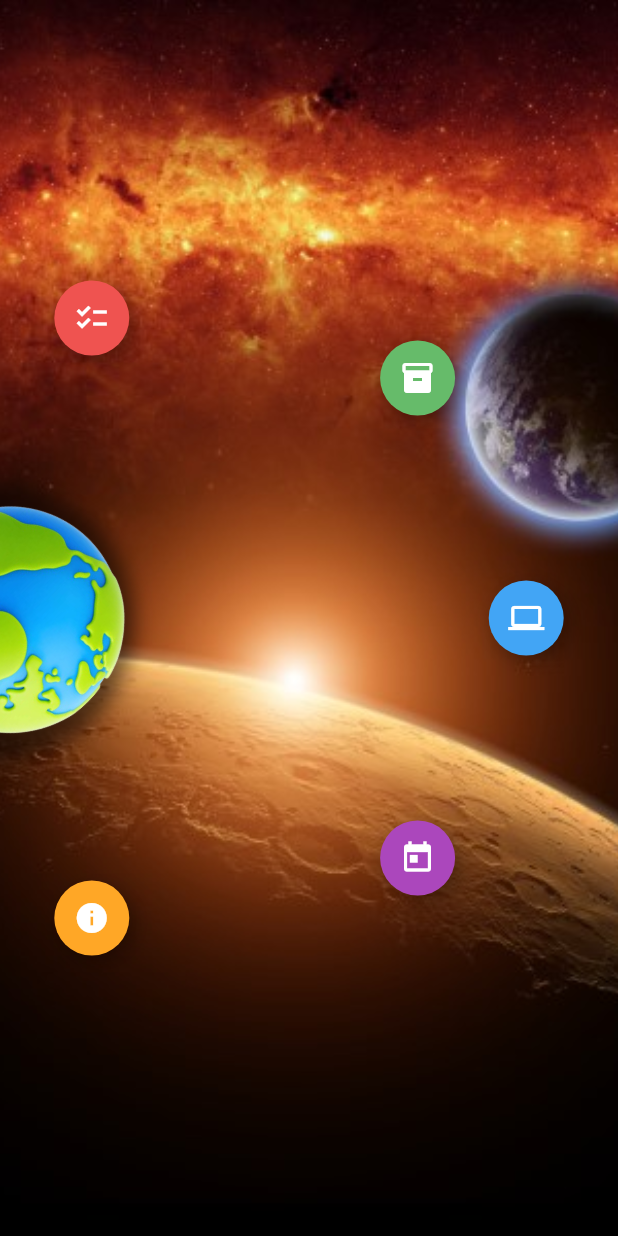
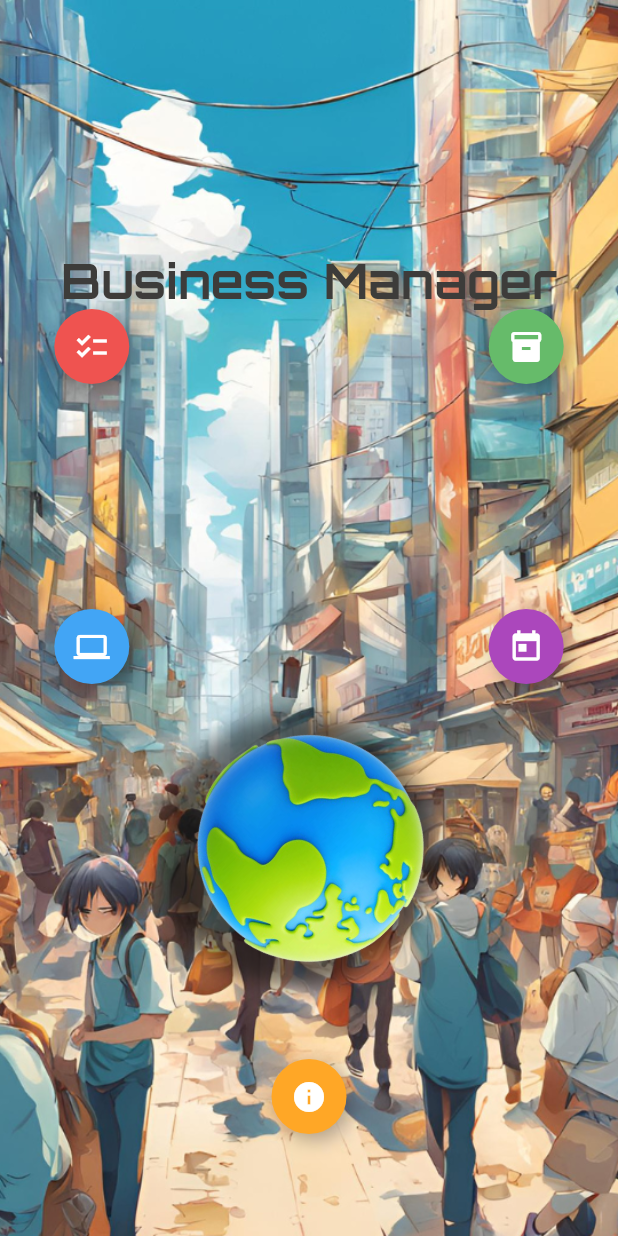
Before and after one commit to MichaelHiszpanski/business_manager, a Flutter app: the screen it shows after launch, after a tap on the "checklist" icon, on a phone screen of 412 x 824 dp. Run offline on Flutter 3.47's test engine with Material 3 defaults, Android fonts, the phone set to English and light mode, and no system bars; our stand-ins replace bloc, equatable, firebase_auth, firebase_core, flutter_bloc, flutter_colorpicker and 10 more; accounts and stored records are empty; generated files the repository leaves out were written again; network calls fail; project files that could hold a hidden picture were left out.

Commit message:
home new layout, image, theme

```diff
--- a/lib/core/theme/typography.dart
+++ b/lib/core/theme/typography.dart
@@ -1,4 +1,7 @@
+import 'package:business_manager/core/theme/colors.dart';
 import 'package:flutter/material.dart';
+
+import 'app_font_family.dart';
 
 TextTheme getTextTheme(Color defaultTextColor) {
   return TextTheme(
@@ -14,11 +17,12 @@ TextTheme getTextTheme(Color defaultTextColor) {
       fontWeight: FontWeight.w500,
       color: defaultTextColor,
     ),
-    headlineLarge: TextStyle(
-      fontSize: 28,
+    headlineLarge:const TextStyle(
+      fontSize: 32,
       height: 1.2,
-      fontWeight: FontWeight.w700,
-      color: defaultTextColor,
+      fontWeight:FontWeight.w800,
+      color:Pallete.colorOne,
+      fontFamily: AppFontFamily.orbitron
     ),
     headlineMedium: TextStyle(
       fontSize: 20,
--- a/lib/core/tools/flutter_helper.dart
+++ b/lib/core/tools/flutter_helper.dart
@@ -3,6 +3,7 @@ import 'package:flutter_gen/gen_l10n/app_localizations.dart';
 import 'package:business_manager/core/tools/constants.dart';
 
 extension BuildContextExtension on BuildContext {
+  TextTheme get text => Theme.of(this).textTheme;
   double get deviceHeight => MediaQuery.of(this).size.height;
 
   double get deviceWidth => MediaQuery.of(this).size.width;
--- a/lib/core/widgets/buttons/custom_side_button_menu/custom_side_button_menu.dart
+++ b/lib/core/widgets/buttons/custom_side_button_menu/custom_side_button_menu.dart
@@ -1,11 +1,9 @@
 import 'dart:math';
 
 import 'package:business_manager/core/widgets/containers/animated_item_container/animated_item_container_side_menu.dart';
-import 'package:business_manager/core/widgets/containers/tooltip/tooltip.dart';
 import 'package:business_manager/main.dart';
 import 'package:business_manager/core/main_utils/app_routes/app_routes.dart';
 import 'package:flutter/material.dart';
-import 'package:flutter_svg/flutter_svg.dart';
 
 class CustomSideButtonMenu extends StatefulWidget {
   const CustomSideButtonMenu({super.key});
@@ -47,11 +45,11 @@ class _CustomSideButtonMenuState extends State<CustomSideButtonMenu>
     _controller.dispose();
   }
 
-  Alignment alignment1 = const Alignment(-1.0, 0.0);
-  Alignment alignment2 = const Alignment(-1.0, 0.0);
-  Alignment alignment3 = const Alignment(-1.0, 0.0);
-  Alignment alignment4 = const Alignment(-1.0, 0.0);
-  Alignment alignment5 = const Alignment(-1.0, 0.0);
+  Alignment alignment1 = const Alignment(0.0, 0.0);
+  Alignment alignment2 = const Alignment(0.0, 0.0);
+  Alignment alignment3 = const Alignment(0.0, 0.0);
+  Alignment alignment4 = const Alignment(0.0, 0.0);
+  Alignment alignment5 = const Alignment(0.0, 0.0);
   double size1 = 50.0;
   double size2 = 50.0;
   double size3 = 80.0;
@@ -125,9 +123,9 @@ class _CustomSideButtonMenuState extends State<CustomSideButtonMenu>
               color: Colors.orange[400] ?? Colors.orange,
             ),
             Align(
-              alignment: Alignment.centerLeft, // Alignment.center,
+              alignment: Alignment.bottomCenter, // Alignment.center,
               child: Transform.translate(
-                offset: const Offset(-85.0, 0.0),
+                offset: const Offset(0.0, 0.0),
                 child: Transform.rotate(
                   angle: _animation.value * pi * (3 / 4),
                   child: AnimatedContainer(
@@ -229,19 +227,19 @@ class _CustomSideButtonMenuState extends State<CustomSideButtonMenu>
         size1 = 50.0;
       });
       Future.delayed(const Duration(milliseconds: 150), () {
-        alignment2 = const Alignment(0.4, -0.8);
+        alignment2 = const Alignment(0.8, -1.0);
         size2 = 50.0;
       });
       Future.delayed(const Duration(milliseconds: 200), () {
-        alignment3 = const Alignment(0.8, 0.0);
+        alignment3 = const Alignment(-0.8, 0.0);
         size3 = 50.0;
       });
       Future.delayed(const Duration(milliseconds: 250), () {
-        alignment4 = const Alignment(0.4, 0.8);
+        alignment4 = const Alignment(0.8, 0.0);
         size3 = 50.0;
       });
       Future.delayed(const Duration(milliseconds: 300), () {
-        alignment5 = const Alignment(-0.8, 1.0);
+        alignment5 = const Alignment(0.0, 1.5);
         size3 = 50.0;
       });
     } else {
@@ -251,10 +249,32 @@ class _CustomSideButtonMenuState extends State<CustomSideButtonMenu>
       Future.delayed(const Duration(milliseconds: 100), () {
         setState(() {
           alignment1 = alignment2 =
-              alignment3 = alignment4 = alignment5 = const Alignment(-1.0, 0.0);
+              alignment3 = alignment4 = alignment5 = const Alignment(0.0, 0.0);
           size1 = size2 = size3 = size4 = size5 = 20.0;
         });
       });
     }
   }
 }
+
+
+// Future.delayed(const Duration(milliseconds: 100), () {
+// alignment1 = const Alignment(-0.8, -1.0);
+// size1 = 50.0;
+// });
+// Future.delayed(const Duration(milliseconds: 150), () {
+// alignment2 = const Alignment(0.4, -0.8);
+// size2 = 50.0;
+// });
+// Future.delayed(const Duration(milliseconds: 200), () {
+// alignment3 = const Alignment(0.8, 0.0);
+// size3 = 50.0;
+// });
+// Future.delayed(const Duration(milliseconds: 250), () {
+// alignment4 = const Alignment(0.4, 0.8);
+// size3 = 50.0;
+// });
+// Future.delayed(const Duration(milliseconds: 300), () {
+// alignment5 = const Alignment(-0.8, 1.0);
+// size3 = 50.0;
+// });
--- a/lib/feature/services/work_manager/bloc/work_manager_bloc.dart
+++ b/lib/feature/services/work_manager/bloc/work_manager_bloc.dart
@@ -73,7 +73,6 @@ class WorkManagerBloc extends Bloc<WorkManagerEvent, WorkManagerState> {
       ];
       await box.put(
           HiveWorkManagerProperties.TO_WORK_MANAGER_DATA_KEY, updatedHiveList);
-      print('New meeting stored in Hive: $updatedHiveList');
     }
   }
 
@@ -107,7 +106,7 @@ class WorkManagerBloc extends Bloc<WorkManagerEvent, WorkManagerState> {
 
   FutureOr<void> _onDisplayEvents(
       DisplayMeetingEvent event, Emitter<WorkManagerState> emit) async {
-    print('Reached _onDisplayEvents');
+
     Box box =
         await Hive.openBox(HiveWorkManagerProperties.TO_WORK_MANAGER_DATA_BOX);
 
@@ -120,11 +119,9 @@ class WorkManagerBloc extends Bloc<WorkManagerEvent, WorkManagerState> {
       return;
     }
 
-
     List<WorkManagerHive> hiveDataList =
         getExistingHiveData.cast<WorkManagerHive>();
 
-      print('Retrieved data from Hive: $hiveDataList');
     meetingsFromHive = hiveDataList.map((hiveItem) {
       return Meeting(
         hiveItem.eventName,
@@ -136,8 +133,6 @@ class WorkManagerBloc extends Bloc<WorkManagerEvent, WorkManagerState> {
       );
     }).toList();
 
-
-    print('Loaded meetings from Hive: $meetingsFromHive');
     emit(WorkManagerLoaded(meetings: meetingsFromHive));
   }
 }
--- a/lib/home_page.dart
+++ b/lib/home_page.dart
@@ -1,3 +1,4 @@
+import 'package:business_manager/core/tools/flutter_helper.dart';
 import 'package:business_manager/core/widgets/bottom_bar.dart';
 
 import 'package:business_manager/core/widgets/buttons/custom_side_button_menu/custom_side_button_menu.dart';
@@ -7,6 +8,8 @@ import 'package:flutter/widgets.dart';
 import 'package:flutter_local_notifications/flutter_local_notifications.dart';
 
 import 'package:permission_handler/permission_handler.dart';
+
+import 'core/theme/app_font_family.dart';
 
 class HomePage extends StatefulWidget {
   final String title;
@@ -38,14 +41,22 @@ class _HomePageState extends State<HomePage> {
       body: Stack(children: [
         Positioned.fill(
           child: Image.asset(
-            'assets/images/space2.jpeg',
+            'assets/images/home4.png',
             fit: BoxFit.cover,
           ),
         ),
-        const Center(
+      Center(
           child: Column(
             mainAxisAlignment: MainAxisAlignment.center,
             children: <Widget>[
+              Text("Business Manager",
+                style: context.text.headlineLarge,
+                // TextStyle(
+              //   fontFamily: AppFontFamily.orbitron,
+              //   color: Colors.white,
+              //   fontSize: Constants.
+              // )
+              ),
               CustomSideButtonMenu(),
             ],
           ),
```
Also changed, not shown: pubspec.yaml (+4 -4 lines), assets/images/hom3.png (added), assets/images/home4.png (added), pubspec.lock, 1 other file. Lines whose indentation alone changed are shown as unchanged.
